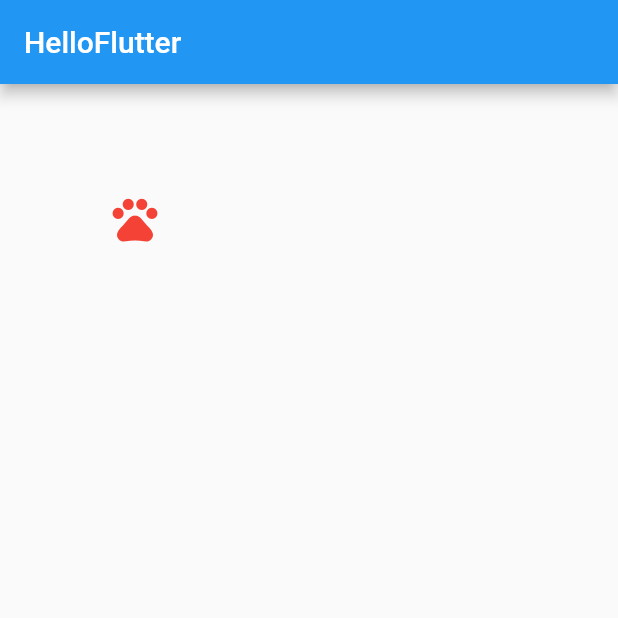
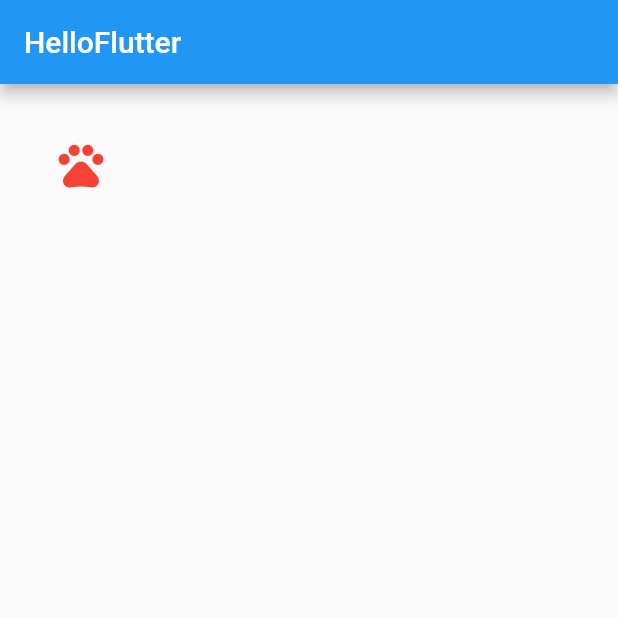
Before and after one commit to maicoder/learnFlutter, a Flutter app: the screen it shows after launch, on a phone screen of 412 x 824 dp, the top half of it. Run offline on Flutter 3.47's test engine with Material 2 defaults, Android fonts, the phone set to English and light mode, and no system bars.

Commit message:
Update main.dart

```diff
--- a/ch02/learn_flutter5/lib/main.dart
+++ b/ch02/learn_flutter5/lib/main.dart
@@ -27,11 +27,23 @@ class MyHomePage extends StatelessWidget {
 class MyHomeBody extends StatelessWidget {
   @override
   Widget build(BuildContext context) {
-    return Align(
+    return Center(
       child: Icon(Icons.pets, size: 36, color: Colors.red,),
-      alignment: Alignment.bottomRight,
       widthFactor: 3,
       heightFactor: 3,
     );
   }
 }
+
+/// Align
+//class MyHomeBody extends StatelessWidget {
+//  @override
+//  Widget build(BuildContext context) {
+//    return Align(
+//      child: Icon(Icons.pets, size: 36, color: Colors.red,),
+//      alignment: Alignment.bottomRight,
+//      widthFactor: 3,
+//      heightFactor: 3,
+//    );
+//  }
+//}
```
